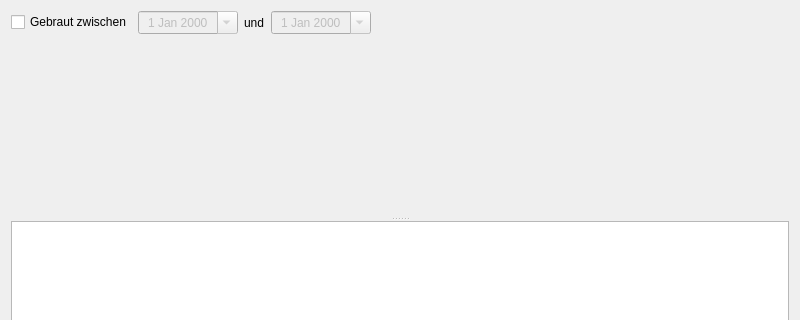
This is kleiner-brauhelfer/dialogs/dlgbrauuebersicht.ui in kleiner-brauhelfer/kleiner-brauhelfer-2 as Qt 5 draws it before an edit; both pictures show x 0 to 800 and y 0 to 320 of the 800 by 600 pixel window. The edited form follows.
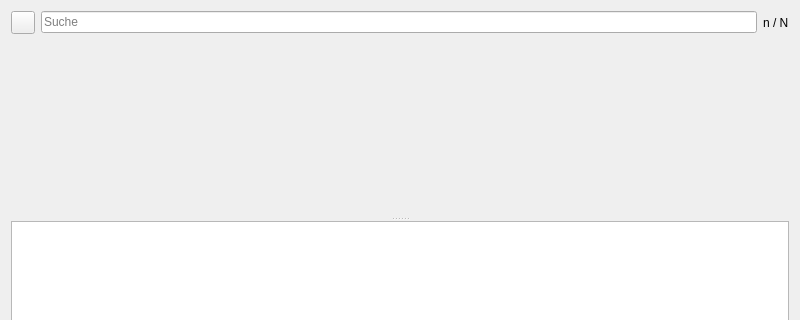
This is the edited form. Icons and pictures are not drawn. Custom widgets are drawn as their Qt base class.

Commit message: Brauübersicht: filter Button

What changed in the file:
```diff
--- a/kleiner-brauhelfer/dialogs/dlgbrauuebersicht.ui
+++ b/kleiner-brauhelfer/dialogs/dlgbrauuebersicht.ui
@@ -24,78 +24,35 @@
    <item>
     <layout class="QHBoxLayout" name="horizontalLayout">
      <item>
-      <widget class="QCheckBox" name="cbDatumAlle">
-       <property name="toolTip">
-        <string>&lt;html&gt;&lt;head/&gt;&lt;body&gt;&lt;p&gt;Hiermit wird der &lt;span style=&quot; font-weight:600;&quot;&gt;Suchzeitraum&lt;/span&gt; aktiviert oder deaktiviert.&lt;/p&gt;&lt;/body&gt;&lt;/html&gt;</string>
+      <widget class="FilterButtonSud" name="btnFilter">
+       <property name="icon">
+        <iconset theme="filter" resource="../../../kleiner-brauhelfer-2-redesign/kleiner-brauhelfer/images.qrc">
+         <normaloff>:/images/icons/light/svg/filter.svg</normaloff>:/images/icons/light/svg/filter.svg</iconset>
        </property>
-       <property name="text">
-        <string>Gebraut zwischen</string>
-       </property>
       </widget>
      </item>
      <item>
-      <widget class="DateEdit" name="tbDatumVon">
-       <property name="enabled">
-        <bool>false</bool>
-       </property>
-       <property name="minimumSize">
-        <size>
-         <width>100</width>
-         <height>0</height>
-        </size>
-       </property>
+      <widget class="QLineEdit" name="tbFilter">
        <property name="toolTip">
         <string>&lt;html&gt;&lt;head/&gt;&lt;body&gt;&lt;p&gt;Dies ist das &lt;span style=&quot; font-weight:600;&quot;&gt;Anfangsdatum&lt;/span&gt; des Suchzeitraums.&lt;/p&gt;&lt;/body&gt;&lt;/html&gt;</string>
        </property>
-       <property name="alignment">
-        <set>Qt::AlignCenter</set>
-       </property>
-       <property name="calendarPopup">
-        <bool>true</bool>
-       </property>
-      </widget>
-     </item>
-     <item>
-      <widget class="QLabel" name="label_3">
        <property name="text">
-        <string>und</string>
+        <string/>
        </property>
-      </widget>
-     </item>
-     <item>
-      <widget class="DateEdit" name="tbDatumBis">
-       <property name="enabled">
-        <bool>false</bool>
+       <property name="placeholderText">
+        <string>Suche</string>
        </property>
-       <property name="minimumSize">
-        <size>
-         <width>100</width>
-         <height>0</height>
-        </size>
-       </property>
-       <property name="toolTip">
-        <string>&lt;html&gt;&lt;head/&gt;&lt;body&gt;&lt;p&gt;Dies ist das &lt;span style=&quot; font-weight:600;&quot;&gt;Enddatum&lt;/span&gt; des Suchzeitraums.&lt;/p&gt;&lt;/body&gt;&lt;/html&gt;</string>
-       </property>
-       <property name="alignment">
-        <set>Qt::AlignCenter</set>
-       </property>
-       <property name="calendarPopup">
+       <property name="clearButtonEnabled">
         <bool>true</bool>
        </property>
       </widget>
      </item>
      <item>
-      <spacer name="horizontalSpacer_2">
-       <property name="orientation">
-        <enum>Qt::Horizontal</enum>
+      <widget class="QLabel" name="lblFilter">
+       <property name="text">
+        <string notr="true">n / N</string>
        </property>
-       <property name="sizeHint" stdset="0">
-        <size>
-         <width>40</width>
-         <height>20</height>
-        </size>
-       </property>
-      </spacer>
+      </widget>
      </item>
     </layout>
    </item>
@@ -187,11 +144,6 @@
   </layout>
  </widget>
  <customwidgets>
-  <customwidget>
-   <class>DateEdit</class>
-   <extends>QDateEdit</extends>
-   <header>widgets/dateedit.h</header>
-  </customwidget>
   <customwidget>
    <class>TableView</class>
    <extends>QTableView</extends>
@@ -208,6 +160,11 @@
    <header>charts/chart3.h</header>
    <container>1</container>
   </customwidget>
+  <customwidget>
+   <class>FilterButtonSud</class>
+   <extends>QToolButton</extends>
+   <header>widgets/filterbuttonsud.h</header>
+  </customwidget>
  </customwidgets>
  <tabstops>
   <tabstop>cbDatumAlle</tabstop>
```
Left out of the diff: 9 changed lines with no effect on the pictures. The commit also changes 4 other files.
